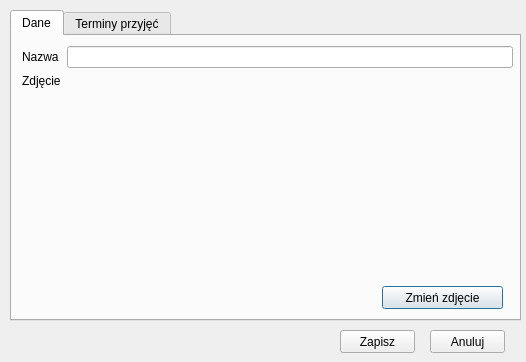
Above: edycja_poradni.ui from dblach/przychodnia_qt before the change. Below: the same form after it.
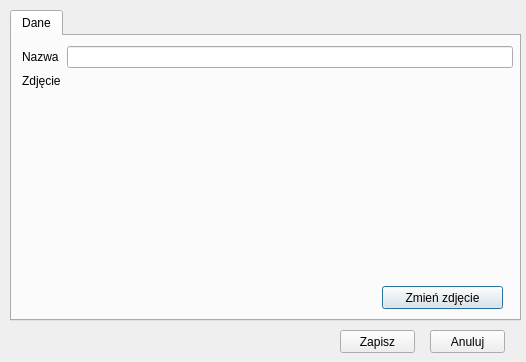
That is the form after the change. Icons and pictures are not drawn.

```diff
--- a/edycja_poradni.ui
+++ b/edycja_poradni.ui
@@ -92,11 +92,6 @@
      </property>
     </widget>
    </widget>
-   <widget class="QWidget" name="tab_2">
-    <attribute name="title">
-     <string>Terminy przyjęć</string>
-    </attribute>
-   </widget>
   </widget>
   <widget class="QPushButton" name="btnAnuluj">
    <property name="geometry">
```
